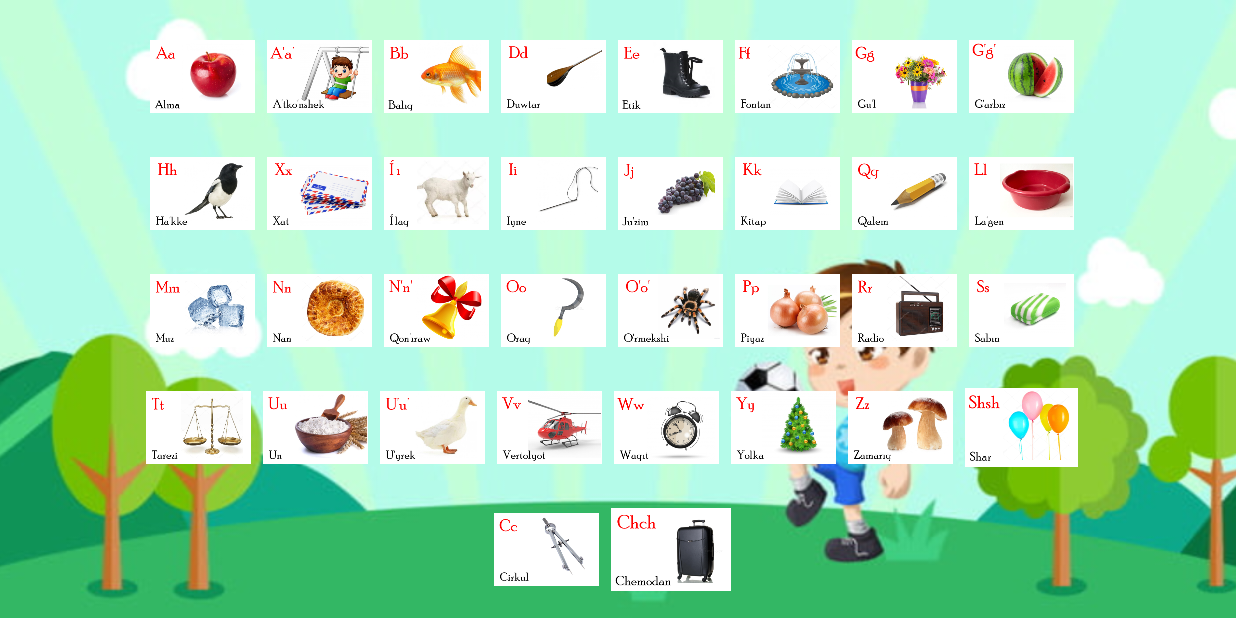
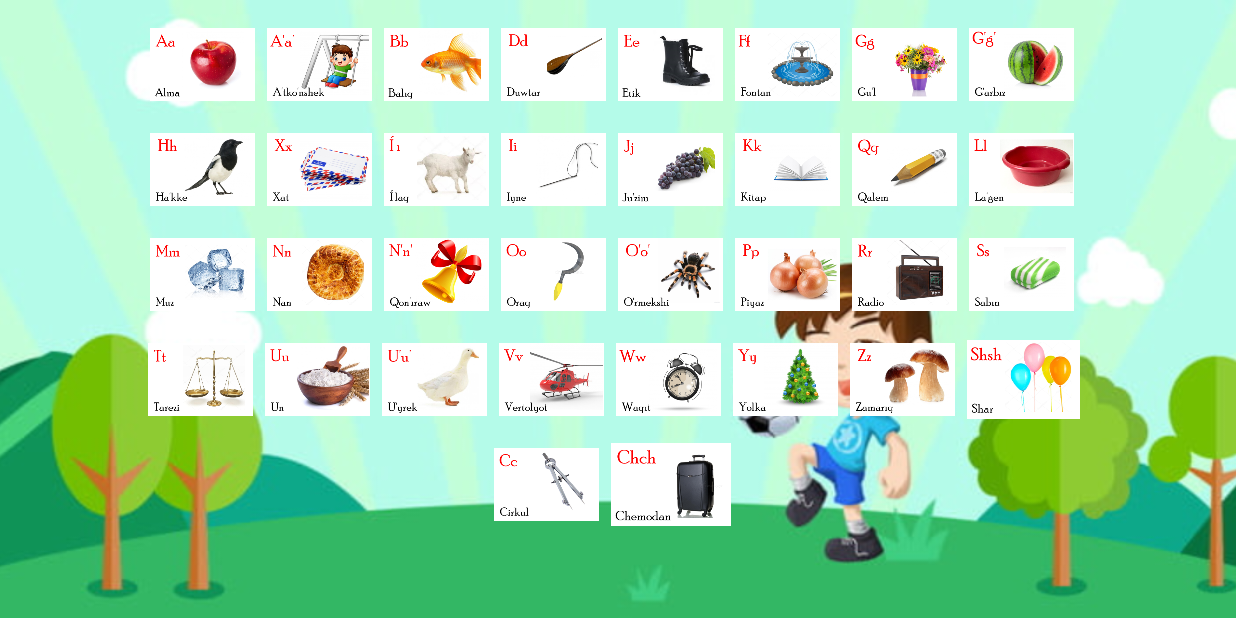
Before and after one commit to Zigfruid/Alipbe, an Android app: the LettersFragment screen opened through its navigation route, on a phone screen of 824 x 412 dp (held sideways). Run offline under Robolectric (Android 15) with nearby library versions, the phone set to English and light mode, and no system bars.

Commit message:
fragment_letters

```diff
--- a/app/src/main/res/layout/fragment_letters.xml
+++ b/app/src/main/res/layout/fragment_letters.xml
@@ -14,7 +14,9 @@
         android:id="@+id/ll1"
         android:layout_width="wrap_content"
         android:layout_height="wrap_content"
-        android:layout_margin="16dp"
+        android:layout_marginEnd="16dp"
+        android:layout_marginStart="16dp"
+        android:layout_marginTop="8dp"
         app:layout_constraintEnd_toEndOf="parent"
         app:layout_constraintStart_toStartOf="parent"
         app:layout_constraintTop_toTopOf="parent">
@@ -81,7 +83,8 @@
         android:id="@+id/ll2"
         android:layout_width="wrap_content"
         android:layout_height="wrap_content"
-        android:layout_margin="8dp"
+        android:layout_marginEnd="16dp"
+        android:layout_marginStart="16dp"
         app:layout_constraintEnd_toEndOf="parent"
         app:layout_constraintStart_toStartOf="parent"
         app:layout_constraintTop_toBottomOf="@id/ll1">
@@ -147,7 +150,8 @@
         android:id="@+id/ll3"
         android:layout_width="wrap_content"
         android:layout_height="wrap_content"
-        android:layout_margin="8dp"
+        android:layout_marginEnd="16dp"
+        android:layout_marginStart="16dp"
         app:layout_constraintEnd_toEndOf="parent"
         app:layout_constraintStart_toStartOf="parent"
         app:layout_constraintTop_toBottomOf="@id/ll2">
@@ -213,7 +217,8 @@
         android:id="@+id/ll4"
         android:layout_width="wrap_content"
         android:layout_height="wrap_content"
-        android:layout_margin="8dp"
+        android:layout_marginEnd="14dp"
+        android:layout_marginStart="16dp"
         app:layout_constraintEnd_toEndOf="parent"
         app:layout_constraintStart_toStartOf="parent"
         app:layout_constraintTop_toBottomOf="@id/ll3">
@@ -281,8 +286,8 @@
         android:id="@+id/ll5"
         android:layout_width="wrap_content"
         android:layout_height="wrap_content"
-        android:layout_margin="8dp"
-        app:layout_constraintBottom_toBottomOf="parent"
+        android:layout_marginEnd="16dp"
+        android:layout_marginStart="16dp"
         app:layout_constraintEnd_toEndOf="parent"
         app:layout_constraintStart_toStartOf="parent"
         app:layout_constraintTop_toBottomOf="@id/ll4">
```
